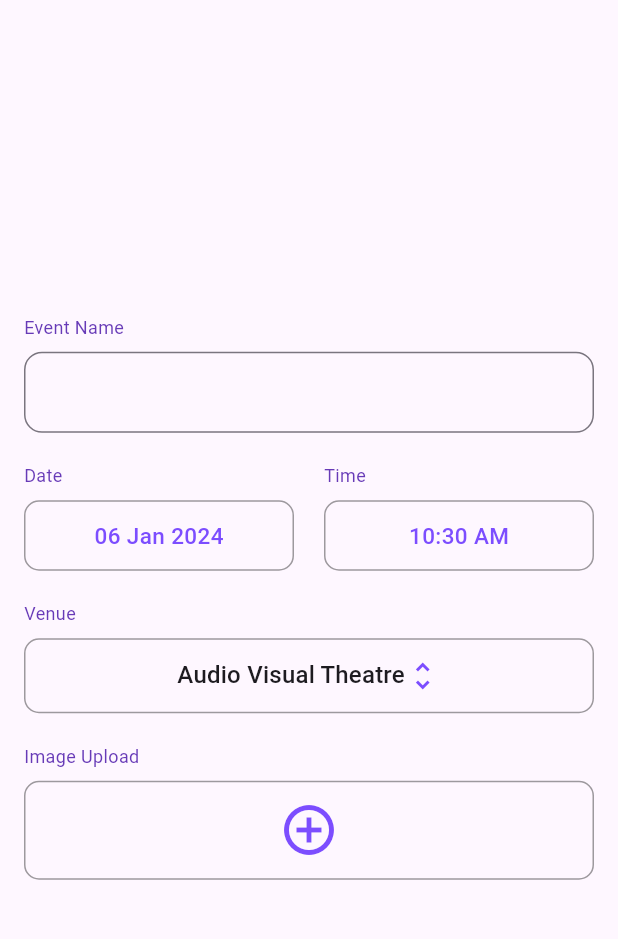
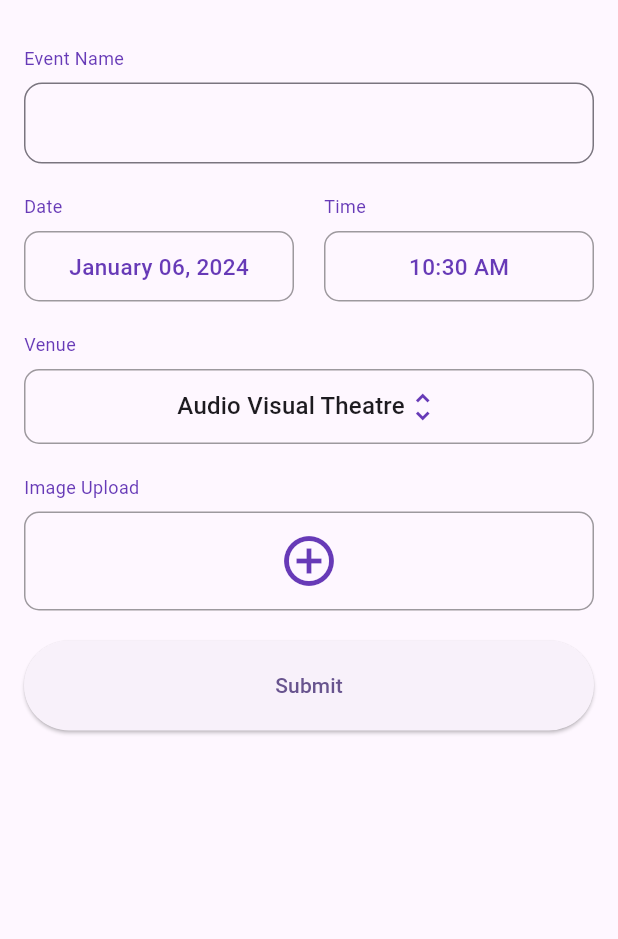
Before and after one commit to jasimrazi/VenueBookingApp, a Flutter app: the BookingPage screen opened directly, on a phone screen of 412 x 824 dp, the part 63-1002 px from its top. Run offline on Flutter 3.47's test engine with Material 3 defaults, Android fonts, the phone set to English and light mode, and no system bars; our stand-ins replace cloud_firestore, firebase_auth, firebase_core, firebase_storage, google_sign_in, image_picker; missing offline and left inert: scroll_datetime_picker; accounts and stored records are empty.

Commit message:
Add booking data to firebase

```diff
--- a/lib/bookingpage.dart
+++ b/lib/bookingpage.dart
@@ -4,6 +4,9 @@ import 'package:scroll_datetime_picker/scroll_datetime_picker.dart';
 import 'package:venuebooking/appbar.dart';
 import 'dart:io';
 import 'package:image_picker/image_picker.dart';
+import 'package:cloud_firestore/cloud_firestore.dart';
+import 'package:firebase_storage/firebase_storage.dart';
+import 'package:firebase_auth/firebase_auth.dart';
 
 class BookingPage extends StatefulWidget {
   BookingPage({super.key});
@@ -13,11 +16,15 @@ class BookingPage extends StatefulWidget {
 }
 
 class _BookingPageState extends State<BookingPage> {
-  DateTime time = DateTime.now();
+  DateTime selectedDate = DateTime.now();
+  TimeOfDay selectedTime = TimeOfDay.now();
   bool showDatePicker = false;
   bool showTimePicker = false;
   String selectedVenue = 'Audio Visual Theatre';
   File? _image;
+  TextEditingController _eventNameController = TextEditingController();
+  bool _isSubmitting = false;
+  bool _isEventNameEmpty = true; // Track if the event name is empty
 
   Future<void> _getImage() async {
     final picker = ImagePicker();
@@ -28,6 +35,89 @@ class _BookingPageState extends State<BookingPage> {
         _image = File(pickedFile.path);
       }
     });
+  }
+
+  final FirebaseFirestore _firestore = FirebaseFirestore.instance;
+  final FirebaseAuth _auth = FirebaseAuth.instance;
+
+  Future<String> _uploadImage(String userId) async {
+    String fileName = 'booking_${DateTime.now().millisecondsSinceEpoch}.jpg';
+    Reference storageReference =
+        FirebaseStorage.instance.ref().child('user_images/$userId/$fileName');
+    UploadTask uploadTask = storageReference.putFile(_image!);
+    TaskSnapshot taskSnapshot = await uploadTask.whenComplete(() => null);
+    return await taskSnapshot.ref.getDownloadURL();
+  }
+
+  bool _validateAndSave() {
+    bool isValid = true;
+
+    // Validate and show error if the event name is empty
+    if (_eventNameController.text.isEmpty) {
+      setState(() {
+        _isEventNameEmpty = false;
+      });
+      isValid = false;
+    } else {
+      setState(() {
+        _isEventNameEmpty = true;
+      });
+    }
+
+    return isValid;
+  }
+
+  Future<void> submitBooking() async {
+    if (_validateAndSave()) {
+      try {
+        User? user = _auth.currentUser;
+
+        if (user != null) {
+          String userId = user.uid;
+          String userName = user.displayName ?? 'Unknown User';
+
+          // Format the date as month, day, and year
+          String formattedDate =
+              DateFormat('MMMM dd, yyyy').format(selectedDate);
+
+          // Get the current timestamp
+          Timestamp timestamp = Timestamp.now();
+
+          setState(() {
+            _isSubmitting = true; // Set loading state
+          });
+
+          await _firestore.collection('Bookings').add({
+            'eventName': _eventNameController.text,
+            'date': formattedDate,
+            'time': selectedTime.format(context),
+            'venue': selectedVenue,
+            'imageURL': _image != null ? await _uploadImage(userId) : null,
+            'userId': userId,
+            'userName': userName,
+            'state': 'Pending',
+            'timestamp': timestamp
+          });
+
+          _eventNameController.clear();
+          setState(() {
+            _image = null;
+          });
+
+          ScaffoldMessenger.of(context).showSnackBar(
+            SnackBar(content: Text('Booking submitted successfully!')),
+          );
+        } else {
+          print('No user signed in.');
+        }
+      } catch (e) {
+        print('Error submitting booking: $e');
+      } finally {
+        setState(() {
+          _isSubmitting = false; // Reset the loading state
+        });
+      }
+    }
   }
 
   @override
@@ -41,7 +131,8 @@ class _BookingPageState extends State<BookingPage> {
       },
       child: Scaffold(
         appBar: MyAppBar(),
-        body: Padding(
+        body: SingleChildScrollView(
+          child: Padding(
             padding: const EdgeInsets.all(16.0),
             child: Column(
               mainAxisAlignment: MainAxisAlignment.center,
@@ -55,6 +146,7 @@ class _BookingPageState extends State<BookingPage> {
                   height: 8,
                 ),
                 TextField(
+                  controller: _eventNameController,
                   decoration: InputDecoration(
                     border: OutlineInputBorder(
                       borderRadius: BorderRadius.circular(12),
@@ -63,6 +155,10 @@ class _BookingPageState extends State<BookingPage> {
                       vertical: 15.0,
                       horizontal: 10.0,
                     ),
+                    // Show error message inside the event name TextField
+                    errorText: _isEventNameEmpty
+                        ? null
+                        : 'Please enter the event name',
                   ),
                 ),
                 SizedBox(
@@ -76,8 +172,8 @@ class _BookingPageState extends State<BookingPage> {
                         children: [
                           Text(
                             'Date',
-                          style:
-                              TextStyle(fontSize: 12, color: Colors.deepPurple),
+                            style: TextStyle(
+                                fontSize: 12, color: Colors.deepPurple),
                           ),
                           SizedBox(
                             height: 8,
@@ -97,11 +193,11 @@ class _BookingPageState extends State<BookingPage> {
                               ),
                               alignment: Alignment.center,
                               child: Text(
-                              '${DateFormat('dd MMM yyyy').format(time)}',
+                                '${DateFormat('MMMM dd, yyyy').format(selectedDate)}',
                                 style: TextStyle(
                                   fontSize: 15.0,
                                   fontWeight: FontWeight.w500,
-                                color: Colors.deepPurpleAccent,
+                                  color: Colors.deepPurple,
                                 ),
                               ),
                             ),
@@ -118,8 +214,8 @@ class _BookingPageState extends State<BookingPage> {
                         children: [
                           Text(
                             'Time',
-                          style:
-                              TextStyle(fontSize: 12, color: Colors.deepPurple),
+                            style: TextStyle(
+                                fontSize: 12, color: Colors.deepPurple),
                           ),
                           SizedBox(
                             height: 8,
@@ -139,11 +235,11 @@ class _BookingPageState extends State<BookingPage> {
                               ),
                               alignment: Alignment.center,
                               child: Text(
-                              '${DateFormat('hh:mm a').format(time)}',
+                                '${selectedTime.format(context)}',
                                 style: TextStyle(
                                   fontSize: 15.0,
                                   fontWeight: FontWeight.w500,
-                                color: Colors.deepPurpleAccent,
+                                  color: Colors.deepPurple,
                                 ),
                               ),
                             ),
@@ -174,7 +270,7 @@ class _BookingPageState extends State<BookingPage> {
                       alignment: Alignment.center,
                       child: DropdownButton<String>(
                         value: selectedVenue,
-                      dropdownColor: Colors.deepPurpleAccent,
+                        dropdownColor: Colors.deepPurple,
                         onChanged: (String? newValue) {
                           setState(() {
                             selectedVenue = newValue!;
@@ -192,7 +288,7 @@ class _BookingPageState extends State<BookingPage> {
                         }).toList(),
                         icon: Icon(
                           Icons.unfold_more,
-                        color: Colors.deepPurpleAccent,
+                          color: Colors.deepPurple,
                         ),
                         iconSize: 24,
                         underline: SizedBox(),
@@ -223,7 +319,7 @@ class _BookingPageState extends State<BookingPage> {
                         ? Icon(
                             Icons.add_circle_outline,
                             size: 40,
-                          color: Colors.deepPurpleAccent,
+                            color: Colors.deepPurple,
                           )
                         : Image.file(
                             _image!,
@@ -233,7 +329,28 @@ class _BookingPageState extends State<BookingPage> {
                           ),
                   ),
                 ),
-              //
+                SizedBox(
+                  height: 20,
+                ),
+                Container(
+                  width: double
+                      .infinity, // Make the container fill the width of the page
+                  // Adjust horizontal padding
+                  child: ElevatedButton(
+                    onPressed: submitBooking,
+                    style: ElevatedButton.styleFrom(
+                      padding: EdgeInsets.symmetric(
+                          vertical: 20.0), // Adjust vertical padding
+                    ),
+                    child: _isSubmitting
+                        ? CircularProgressIndicator(
+                            valueColor:
+                                AlwaysStoppedAnimation<Color>(Colors.white),
+                            backgroundColor: Colors.deepPurpleAccent,
+                          )
+                        : Text('Submit'),
+                  ),
+                ),
                 if (showDatePicker)
                   SizedBox(
                     height: 250,
@@ -244,10 +361,10 @@ class _BookingPageState extends State<BookingPage> {
                         dateFormat: DateFormat('yyyyMMMdd'),
                         minDate: DateTime(2000, 6),
                         maxDate: DateTime(2024, 6),
-                      initialDate: time,
+                        initialDate: selectedDate,
                       ),
                       onChange: (datetime) => setState(() {
-                      time = datetime;
+                        selectedDate = datetime;
                       }),
                     ),
                   ),
@@ -261,10 +378,12 @@ class _BookingPageState extends State<BookingPage> {
                         dateFormat: DateFormat('hh:mm a'),
                         minDate: DateTime(2000, 6),
                         maxDate: DateTime(2024, 6),
-                      initialDate: time,
+                        initialDate: DateTime(
+                            2000, 6, 1, selectedTime.hour, selectedTime.minute),
                       ),
                       onChange: (datetime) => setState(() {
-                      time = datetime;
+                        selectedTime = TimeOfDay(
+                            hour: datetime.hour, minute: datetime.minute);
                       }),
                     ),
                   ),
@@ -272,6 +391,7 @@ class _BookingPageState extends State<BookingPage> {
             ),
           ),
         ),
+      ),
     );
   }
 }
--- a/pubspec.yaml
+++ b/pubspec.yaml
@@ -41,6 +41,8 @@ dependencies:
   google_sign_in: ^6.1.6
   firebase_auth: ^4.15.3
   image_picker: ^1.0.5
+  cloud_firestore: ^4.14.0
+  firebase_storage: ^11.6.0
 
 dev_dependencies:
   flutter_test:
```
Also changed, not shown: pubspec.lock, 3 other files. Lines whose indentation alone changed are shown as unchanged.
